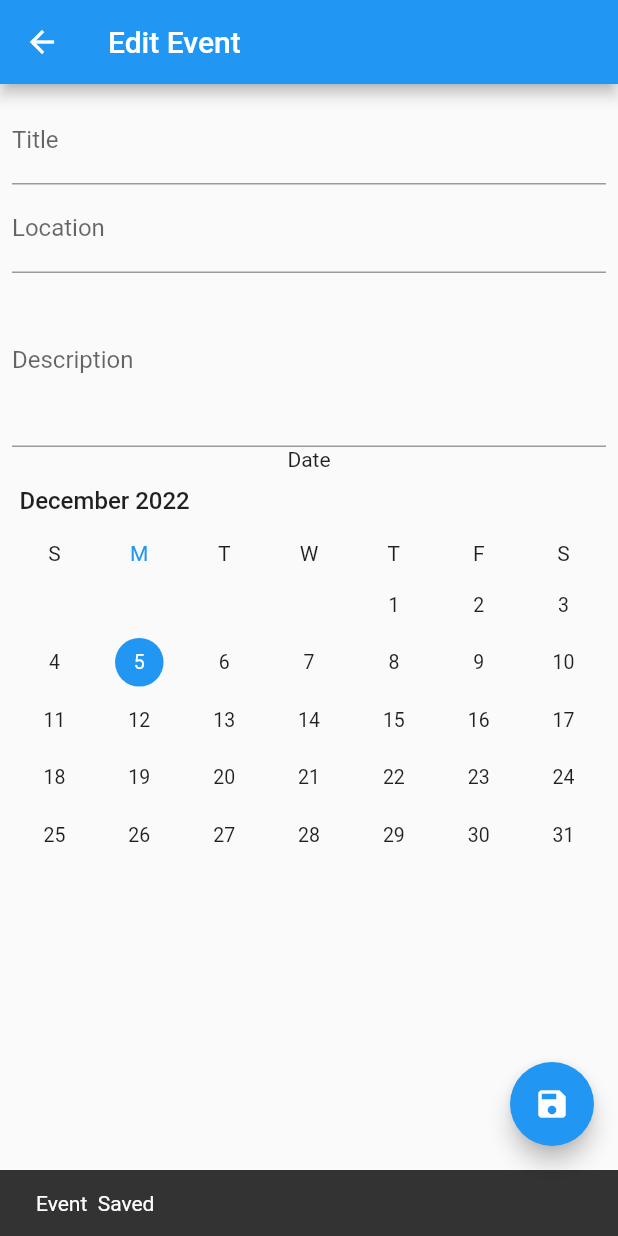
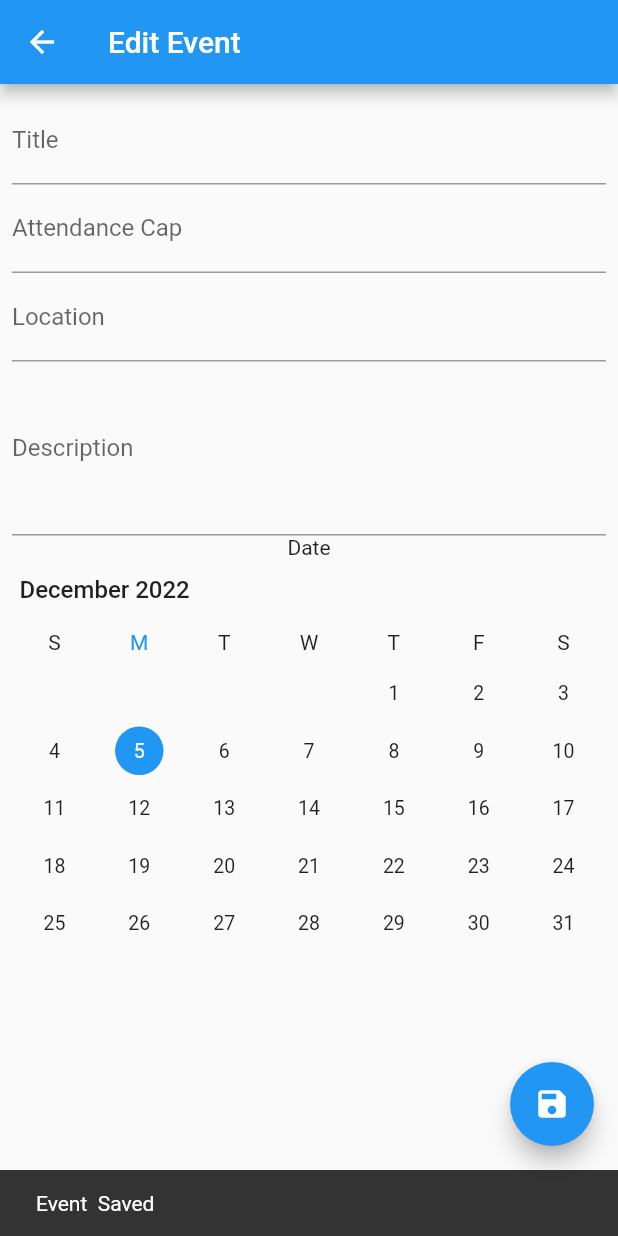
Before and after one commit to CSCI4100U/course-project-threes-crowd, a Flutter app: the EventForm screen opened directly, after a tap on the "save" icon, on a phone screen of 412 x 824 dp. Run offline on Flutter 3.47's test engine with Material 2 defaults, Android fonts, the phone set to English and light mode, and no system bars; drawn by our look-alikes of syncfusion_flutter_datepicker; our stand-ins replace charts_flutter, cloud_firestore, firebase_core, flutter_local_notifications, flutter_map, geocoding and 3 more; accounts and stored records are empty; generated files the repository leaves out were written again.

Commit message:
Added Attendance Cap

```diff
--- a/events_service/lib/EventForm.dart
+++ b/events_service/lib/EventForm.dart
@@ -15,6 +15,7 @@ class EventForm extends StatefulWidget {
         descController.text = snapshot['description'];
         titleController.text = snapshot['title'];
         locationController.text = snapshot['location'];
+        attendenceCapController.text = snapshot['attendenceCap'].toString();
         dateStart = DateTime.parse(snapshot['start']);
         dateEnd = DateTime.parse(snapshot['end']);
       });
@@ -27,6 +28,7 @@ class EventForm extends StatefulWidget {
   final descController = TextEditingController();
   final titleController = TextEditingController();
   final locationController = TextEditingController();
+  final attendenceCapController = TextEditingController();
   DateTime dateStart = DateTime.now();
   DateTime dateEnd = DateTime.now();
 
@@ -55,6 +57,7 @@ class _EventFormState extends State<EventForm> {
   }
 
   Future<void> submitData() async {
+    print(widget.attendenceCapController.text);
     if (widget.ref == null) {
       // creating
       widget.db.addEvent(
@@ -63,16 +66,19 @@ class _EventFormState extends State<EventForm> {
         widget.descController.text,
         _start,
         _end,
+        int.tryParse(widget.attendenceCapController.text) ?? 0,
       );
     } else {
       // editing
       await widget.db.editEvent(
-          widget.ref!,
-          widget.titleController.text,
-          widget.locationController.text,
-          widget.descController.text,
-          _start,
-          _end);
+        widget.ref!,
+        widget.titleController.text,
+        widget.locationController.text,
+        widget.descController.text,
+        _start,
+        _end,
+        int.tryParse(widget.attendenceCapController.text) ?? 0,
+      );
     }
 
     SnackBar notif = SnackBar(
@@ -97,6 +103,13 @@ class _EventFormState extends State<EventForm> {
               controller: widget.titleController,
               decoration: InputDecoration(
                 labelText: AppLocalizations.of(context)!.editTitle,
+              ),
+            ),
+            TextField(
+              controller: widget.attendenceCapController,
+              keyboardType: TextInputType.number,
+              decoration: InputDecoration(
+                labelText: AppLocalizations.of(context)!.attendenceCap,
               ),
             ),
             TextField(
--- a/events_service/lib/EventModel.dart
+++ b/events_service/lib/EventModel.dart
@@ -24,7 +24,7 @@ class EventModel {
   }
 
   Future addEvent(String title, String location, String desc, String dateStart,
-      String dateEnd) async {
+      String dateEnd, int attendenceCap) async {
     await eventsRef.add({
       'title': title,
       'location': location,
@@ -32,17 +32,19 @@ class EventModel {
       'start': dateStart,
       'end': dateEnd,
       'attendence': 0,
+      'attendenceCap': attendenceCap,
     });
   }
 
   Future editEvent(DocumentReference ref, String title, String location,
-      String desc, String dateStart, String dateEnd) async {
+      String desc, String dateStart, String dateEnd, int attendenceCap) async {
     return await ref.update({
       'title': title,
       'location': location,
       'description': desc,
       'start': dateStart,
       'end': dateEnd,
+      'attendenceCap': attendenceCap
     });
   }
 
--- a/events_service/lib/l10n/app_en.arb
+++ b/events_service/lib/l10n/app_en.arb
@@ -30,5 +30,7 @@
     "notifications": "Notifications",
     "welcome": "Welcome back!",
     "schedule": "Let's see what you have scheduled",
-    "channelDesc": "Currently just a welcome, but soon, it'll contain scheduled reminders!"
+    "channelDesc": "Currently just a welcome, but soon, it'll contain scheduled reminders!",
+
+    "attendenceCap": "Attendance Cap"
 }
--- a/events_service/lib/l10n/app_es.arb
+++ b/events_service/lib/l10n/app_es.arb
@@ -30,5 +30,7 @@
     "notifications": "Notificaciones",
     "welcome": "Bienvenido de nuevo.",
     "schedule": "Veamos lo que tiene programado",
-    "channelDesc": "Actualmente es sólo una bienvenida, pero pronto contendrá recordatorios programados."
+    "channelDesc": "Actualmente es sólo una bienvenida, pero pronto contendrá recordatorios programados.",
+
+    "attendenceCap": "Límite de asistencia"
 }
--- a/events_service/lib/l10n/app_fr.arb
+++ b/events_service/lib/l10n/app_fr.arb
@@ -30,5 +30,7 @@
     "notifications": "Notifications",
     "welcome": "Bienvenue !",
     "schedule": "Voyons ce que vous avez prévu",
-    "channelDesc": "Actuellement, il ne s'agit que d'un accueil, mais bientôt, il contiendra des rappels programmés !"
+    "channelDesc": "Actuellement, il ne s'agit que d'un accueil, mais bientôt, il contiendra des rappels programmés !",
+
+    "attendenceCap": "Plafond d'assiduité"
 }
```
Also changed, not shown: events_service/lib/EventMap.dart (+15 -25 lines).
